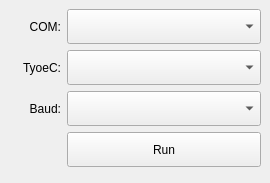
LorenHan/ComBridge, file mainwindow.ui: the form before one commit.
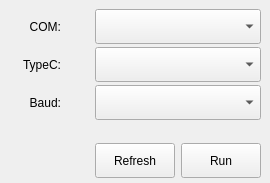
The form after the commit.

Commit message: 完成基本功能

Patch:
```diff
--- a/mainwindow.ui
+++ b/mainwindow.ui
@@ -26,8 +26,8 @@
    <string>ComBridge</string>
   </property>
   <widget class="QWidget" name="centralwidget">
-   <layout class="QFormLayout" name="formLayout">
-    <item row="0" column="0">
+   <layout class="QGridLayout" name="gridLayout">
+    <item row="0" column="0" colspan="2">
      <widget class="QLabel" name="label">
       <property name="minimumSize">
        <size>
@@ -49,7 +49,7 @@
       </property>
      </widget>
     </item>
-    <item row="0" column="1">
+    <item row="0" column="2" colspan="2">
      <widget class="QComboBox" name="comboBoxCOM">
       <property name="minimumSize">
        <size>
@@ -59,7 +59,7 @@
       </property>
      </widget>
     </item>
-    <item row="1" column="0">
+    <item row="1" column="0" colspan="2">
      <widget class="QLabel" name="label_2">
       <property name="minimumSize">
        <size>
@@ -74,15 +74,15 @@
        </size>
       </property>
       <property name="text">
-       <string>TyoeC:</string>
+       <string>TypeC:</string>
       </property>
       <property name="alignment">
        <set>Qt::AlignRight|Qt::AlignTrailing|Qt::AlignVCenter</set>
       </property>
      </widget>
     </item>
-    <item row="1" column="1">
-     <widget class="QComboBox" name="comboBoxTyoeC">
+    <item row="1" column="2" colspan="2">
+     <widget class="QComboBox" name="comboBoxTypeC">
       <property name="minimumSize">
        <size>
         <width>0</width>
@@ -91,7 +91,7 @@
       </property>
      </widget>
     </item>
-    <item row="2" column="0">
+    <item row="2" column="0" colspan="2">
      <widget class="QLabel" name="label_3">
       <property name="minimumSize">
        <size>
@@ -113,7 +113,7 @@
       </property>
      </widget>
     </item>
-    <item row="2" column="1">
+    <item row="2" column="2" colspan="2">
      <widget class="QComboBox" name="comboBoxBaud">
       <property name="minimumSize">
        <size>
@@ -133,7 +133,33 @@
       </property>
      </widget>
     </item>
-    <item row="3" column="1">
+    <item row="4" column="1">
+     <spacer name="horizontalSpacer">
+      <property name="orientation">
+       <enum>Qt::Horizontal</enum>
+      </property>
+      <property name="sizeHint" stdset="0">
+       <size>
+        <width>58</width>
+        <height>20</height>
+       </size>
+      </property>
+     </spacer>
+    </item>
+    <item row="4" column="2">
+     <widget class="QPushButton" name="pushButtonRefresh">
+      <property name="minimumSize">
+       <size>
+        <width>0</width>
+        <height>35</height>
+       </size>
+      </property>
+      <property name="text">
+       <string>Refresh</string>
+      </property>
+     </widget>
+    </item>
+    <item row="4" column="3">
      <widget class="QPushButton" name="pushButtonRun">
       <property name="minimumSize">
        <size>
```
The commit also changes 2 other files.
